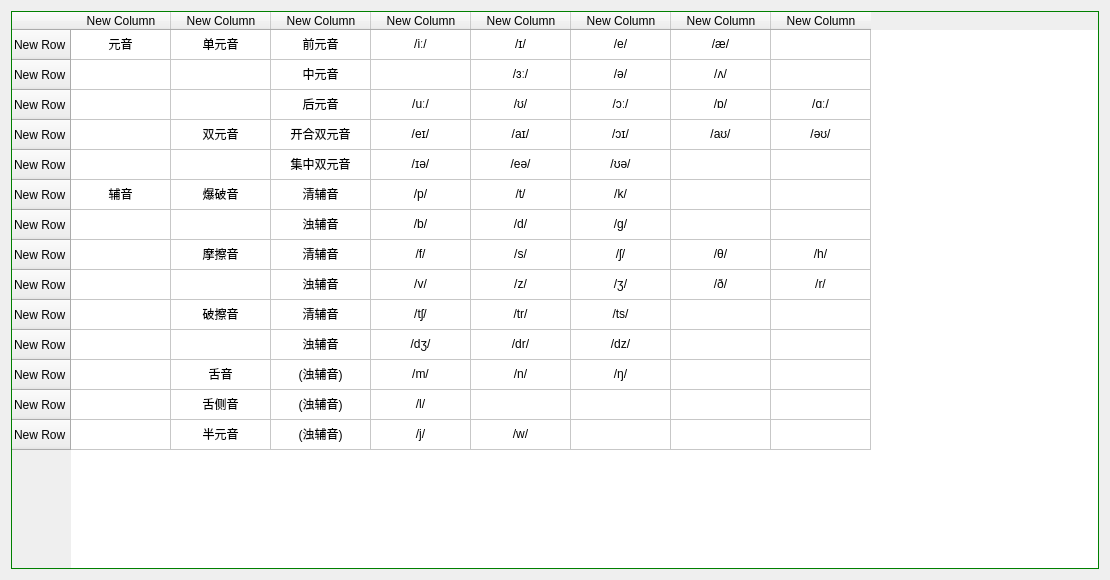
This is learnipa.ui in 2669397516/MyWordBook as Qt 5 draws it before an edit. The edited form follows.
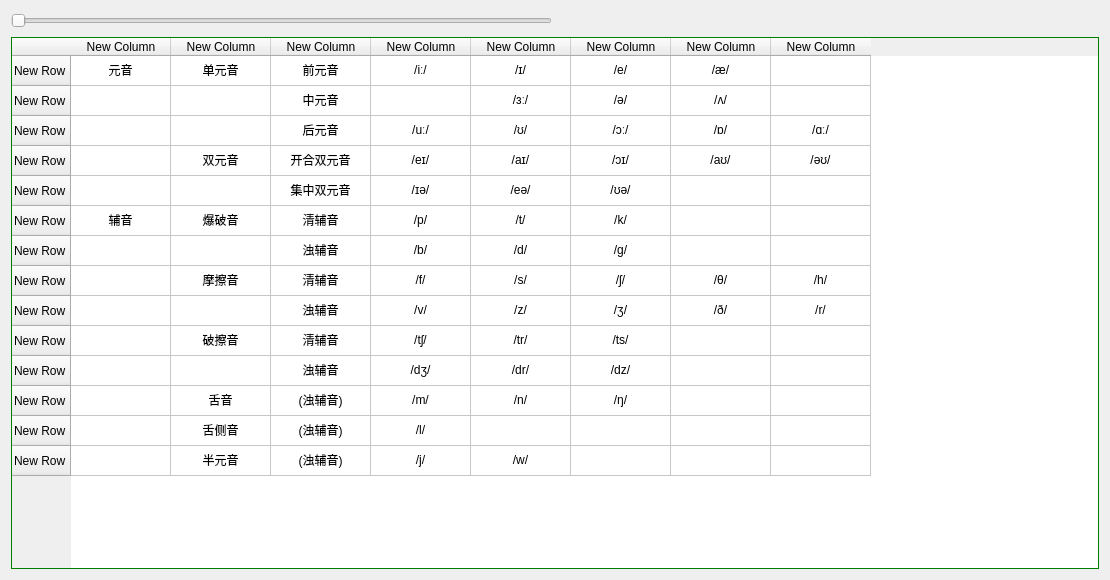
This is the edited form.

Commit message: 添加新功能：在"学音标"界面中点击音标可以发音

What changed in the file:
```diff
--- a/learnipa.ui
+++ b/learnipa.ui
@@ -20,6 +20,26 @@
   </property>
   <layout class="QGridLayout" name="gridLayout">
    <item row="0" column="0">
+    <widget class="QSlider" name="setVolume">
+     <property name="orientation">
+      <enum>Qt::Horizontal</enum>
+     </property>
+    </widget>
+   </item>
+   <item row="0" column="1">
+    <spacer name="horizontalSpacer">
+     <property name="orientation">
+      <enum>Qt::Horizontal</enum>
+     </property>
+     <property name="sizeHint" stdset="0">
+      <size>
+       <width>40</width>
+       <height>20</height>
+      </size>
+     </property>
+    </spacer>
+   </item>
+   <item row="1" column="0" colspan="2">
     <widget class="QTableWidget" name="tableWidget">
      <row>
       <property name="text">
```
The commit also changes 4 other files.
